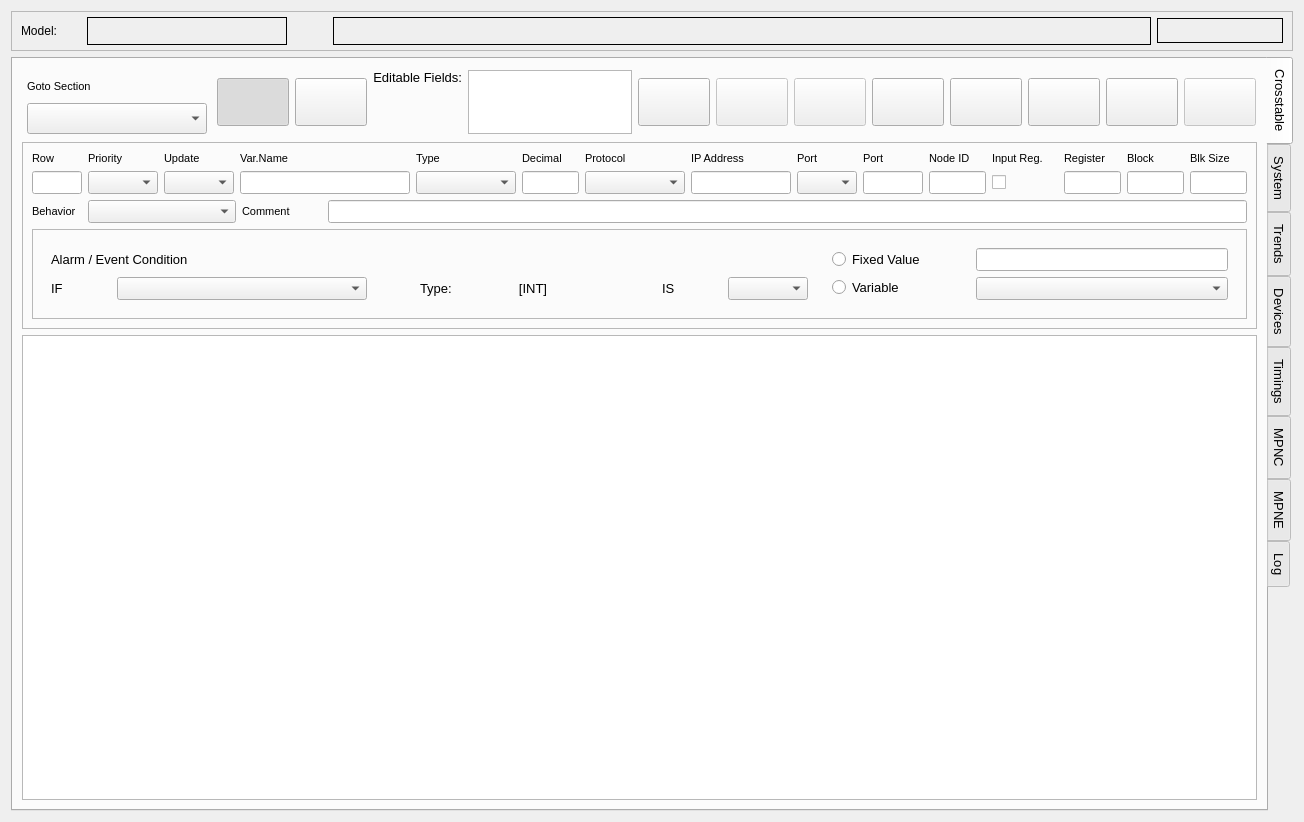
Above: cte/ctedit.ui from MECTsrl/mect_plugins before the change. Below: the same form after it.
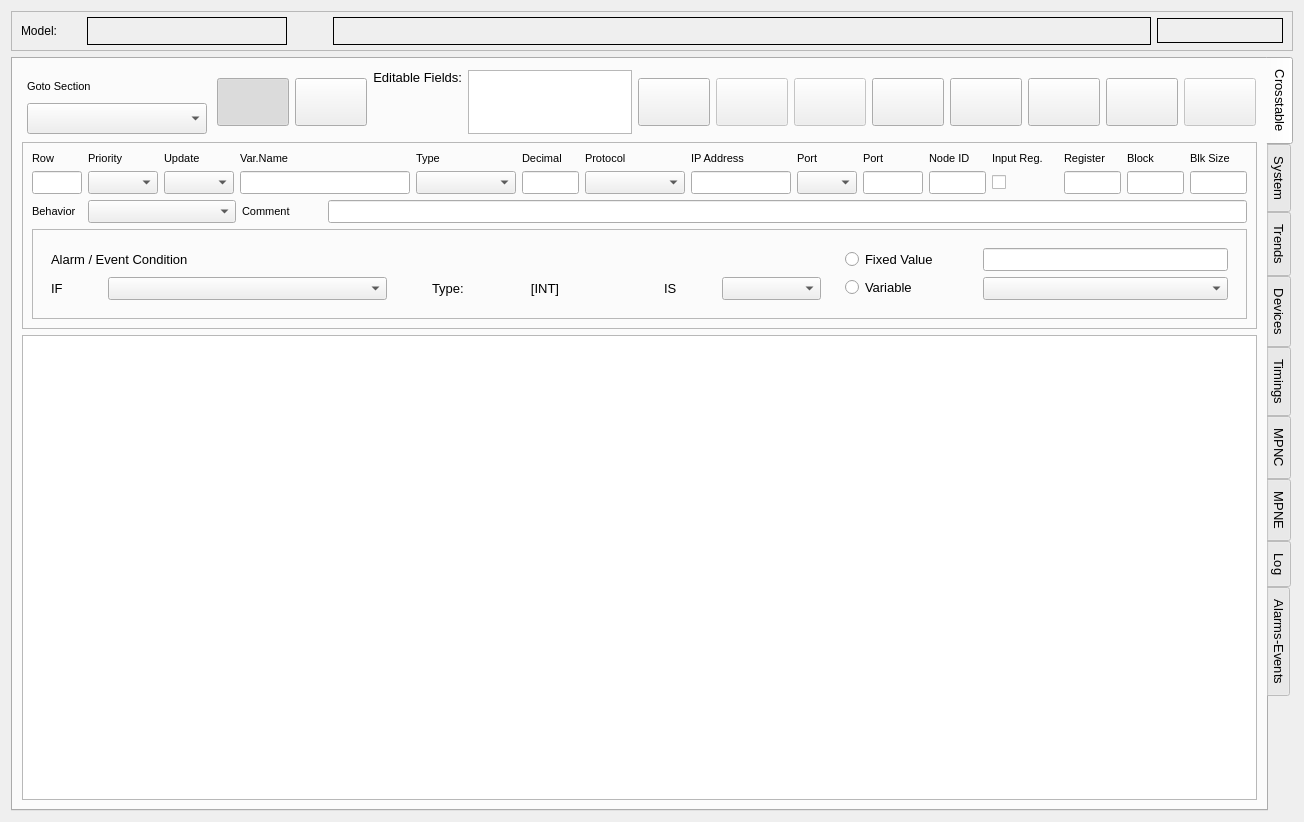
That is the form after the change. Icons and pictures are not drawn.

Commit message: Feature #1305 Aggiungere Tab in CTE con riepilogo allarmi/eventi (W.I.P.)

The edit to the form file:
```diff
--- a/cte/ctedit.ui
+++ b/cte/ctedit.ui
@@ -1900,7 +1900,7 @@
                      <widget class="QComboBox" name="cboVariable1">
                       <property name="minimumSize">
                        <size>
-                        <width>250</width>
+                        <width>252</width>
                         <height>0</height>
                        </size>
                       </property>
@@ -1917,6 +1917,12 @@
                         <bold>false</bold>
                        </font>
                       </property>
+                      <property name="styleSheet">
+                       <string notr="true">QComboBox {
+    min-width: 250px;
+}
+</string>
+                      </property>
                       <property name="insertPolicy">
                        <enum>QComboBox::InsertAlphabetically</enum>
                       </property>
@@ -2013,7 +2019,7 @@
                      <widget class="QComboBox" name="cboCondition">
                       <property name="minimumSize">
                        <size>
-                        <width>80</width>
+                        <width>82</width>
                         <height>0</height>
                        </size>
                       </property>
@@ -2030,6 +2036,12 @@
                         <bold>false</bold>
                        </font>
                       </property>
+                      <property name="styleSheet">
+                       <string notr="true">QComboBox {
+    min-width: 80px;
+}
+</string>
+                      </property>
                      </widget>
                     </item>
                    </layout>
@@ -2167,7 +2179,7 @@
                    <widget class="QComboBox" name="cboVariable2">
                     <property name="minimumSize">
                      <size>
-                      <width>240</width>
+                      <width>242</width>
                       <height>0</height>
                      </size>
                     </property>
@@ -2184,6 +2196,12 @@
                       <bold>false</bold>
                      </font>
                     </property>
+                    <property name="styleSheet">
+                     <string notr="true">QComboBox {
+    min-width: 240px;
+}
+</string>
+                    </property>
                     <property name="insertPolicy">
                      <enum>QComboBox::InsertAlphabetically</enum>
                     </property>
@@ -2303,6 +2321,28 @@
        </item>
       </layout>
      </widget>
+     <widget class="QWidget" name="tabAlarms">
+      <attribute name="title">
+       <string>Alarms-Events</string>
+      </attribute>
+      <layout class="QVBoxLayout" name="verticalLayout_11">
+       <item>
+        <widget class="QTreeWidget" name="alarmTree">
+         <property name="font">
+          <font>
+           <family>MS Shell Dlg 2</family>
+           <pointsize>8</pointsize>
+          </font>
+         </property>
+         <column>
+          <property name="text">
+           <string notr="true">1</string>
+          </property>
+         </column>
+        </widget>
+       </item>
+      </layout>
+     </widget>
     </widget>
    </item>
   </layout>
```
Left out of the diff: 1 changed line with no effect on the pictures. The commit also changes 6 other files.
